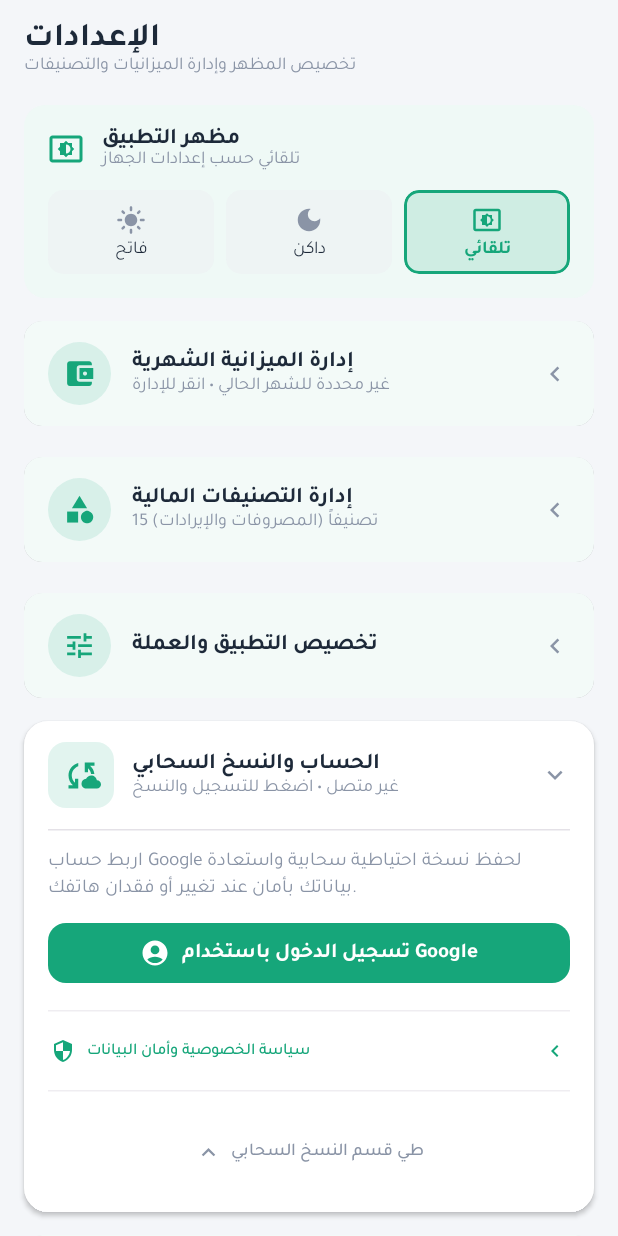
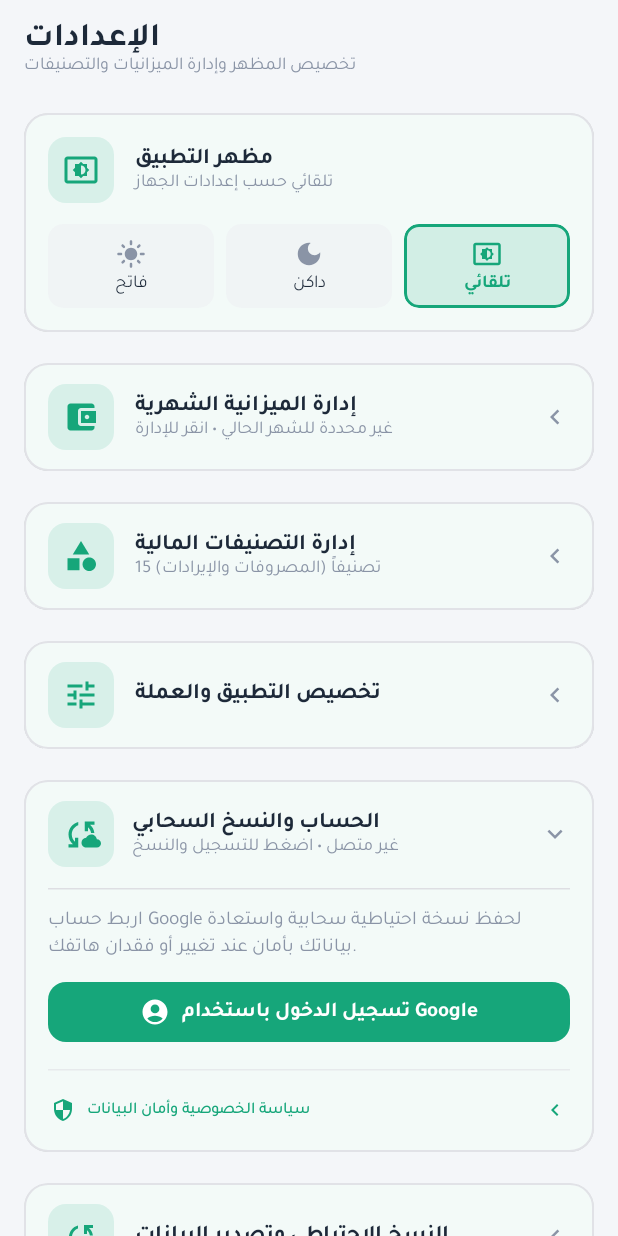
Before and after one commit to mahyobhakeem/Masroof, an Android app built with Jetpack Compose: the composable SettingsScreen shown on its own in the app's theme, after a tap on "الحساب والنسخ السحابي", on a phone screen of 412 x 824 dp. Run offline under Robolectric (Android 15) with nearby library versions, the phone set to English and light mode, and no system bars.

Commit message:
feat(v1.1.0): complete Phase 6 - final release AAB, APK, store listing, and unified settings UX

```diff
--- a/app/build.gradle.kts
+++ b/app/build.gradle.kts
@@ -24,6 +24,7 @@ android {
     release {
       isMinifyEnabled = false
       proguardFiles(getDefaultProguardFile("proguard-android-optimize.txt"), "proguard-rules.pro")
+      signingConfig = signingConfigs.getByName("debug")
     }
   }
   compileOptions {
--- a/app/src/main/kotlin/com/masroofi/app/presentation/components/CloudBackupComponents.kt
+++ b/app/src/main/kotlin/com/masroofi/app/presentation/components/CloudBackupComponents.kt
@@ -2,6 +2,7 @@ package com.masroofi.app.presentation.components
 
 import androidx.compose.animation.AnimatedVisibility
 import androidx.compose.animation.core.animateFloatAsState
+import androidx.compose.foundation.BorderStroke
 import androidx.compose.foundation.background
 import androidx.compose.foundation.clickable
 import androidx.compose.foundation.layout.*
@@ -75,13 +76,16 @@ fun CloudBackupCard(
         }
     }
 
-    Card(
-        modifier = modifier.fillMaxWidth(),
+    Surface(
+        modifier = modifier
+            .fillMaxWidth()
+            .padding(vertical = 5.dp)
+            .clip(RoundedCornerShape(16.dp)),
         shape = RoundedCornerShape(16.dp),
-        colors = CardDefaults.cardColors(
-            containerColor = MaterialTheme.colorScheme.surface
-        ),
-        elevation = CardDefaults.cardElevation(defaultElevation = 2.dp)
+        color = MaterialTheme.colorScheme.surface,
+        tonalElevation = 1.dp,
+        shadowElevation = 0.5.dp,
+        border = BorderStroke(1.dp, MaterialTheme.colorScheme.outlineVariant.copy(alpha = 0.45f))
     ) {
         Column(
             modifier = Modifier.fillMaxWidth()
@@ -399,30 +403,6 @@ fun CloudBackupCard(
                                 modifier = Modifier.size(16.dp)
                             )
                         }
-                    }
-
-                    // زر مخصص في نهاية القسم لطي البطاقة
-                    HorizontalDivider(color = MaterialTheme.colorScheme.outlineVariant.copy(alpha = 0.3f))
-                    TextButton(
-                        onClick = { isExpanded = false },
-                        modifier = Modifier
-                            .fillMaxWidth()
-                            .padding(top = 2.dp),
-                        colors = ButtonDefaults.textButtonColors(
-                            contentColor = MaterialTheme.colorScheme.onSurfaceVariant
-                        )
-                    ) {
-                        Icon(
-                            imageVector = Icons.Default.ExpandLess,
-                            contentDescription = null,
-                            modifier = Modifier.size(18.dp)
-                        )
-                        Spacer(modifier = Modifier.width(6.dp))
-                        Text(
-                            text = "طي قسم النسخ السحابي",
-                            style = MaterialTheme.typography.labelMedium,
-                            fontWeight = FontWeight.Medium
-                        )
                     }
                 }
             }
--- a/app/src/main/kotlin/com/masroofi/app/presentation/components/CommonComponents.kt
+++ b/app/src/main/kotlin/com/masroofi/app/presentation/components/CommonComponents.kt
@@ -2,6 +2,7 @@ package com.masroofi.app.presentation.components
 
 import androidx.compose.animation.AnimatedVisibility
 import androidx.compose.animation.core.animateFloatAsState
+import androidx.compose.foundation.BorderStroke
 import androidx.compose.foundation.background
 import androidx.compose.foundation.clickable
 import androidx.compose.foundation.layout.*
@@ -143,7 +144,7 @@ fun MasroofiTextField(
 }
 
 /**
- * بطاقة قائمة أو عنصر إعدادات مستقل بزوايا 12 ومسافة رأسية 10
+ * بطاقة قائمة أو عنصر إعدادات مستقل بهيكل وتصميم فاخر موحد بزوايا 16 ومسافة رأسية 10
  */
 @Composable
 fun MasroofiItemCard(
@@ -159,12 +160,13 @@ fun MasroofiItemCard(
         modifier = modifier
             .fillMaxWidth()
             .padding(vertical = 5.dp) // لتحقيق مسافة 10dp بين كل بطاقة وأخرى
-            .clip(RoundedCornerShape(12.dp))
+            .clip(RoundedCornerShape(16.dp))
             .then(if (onClick != null) Modifier.clickable { onClick() } else Modifier),
-        shape = RoundedCornerShape(12.dp),
+        shape = RoundedCornerShape(16.dp),
         color = MaterialTheme.colorScheme.surface,
         tonalElevation = 1.dp,
-        shadowElevation = 0.5.dp
+        shadowElevation = 0.5.dp,
+        border = BorderStroke(1.dp, MaterialTheme.colorScheme.outlineVariant.copy(alpha = 0.45f))
     ) {
         Row(
             modifier = Modifier
@@ -172,11 +174,11 @@ fun MasroofiItemCard(
                 .padding(horizontal = 16.dp, vertical = 14.dp),
             verticalAlignment = Alignment.CenterVertically
         ) {
-            // الأيقونة في أقصى اليمين (RTL)
+            // حاوية الأيقونة المربعة بزوايا مستديرة ناعمة موحدة
             Box(
                 modifier = Modifier
-                    .size(42.dp)
-                    .clip(CircleShape)
+                    .size(44.dp)
+                    .clip(RoundedCornerShape(12.dp))
                     .background(iconColor.copy(alpha = 0.12f)),
                 contentAlignment = Alignment.Center
             ) {
@@ -184,7 +186,7 @@ fun MasroofiItemCard(
                     imageVector = icon,
                     contentDescription = null,
                     tint = iconColor,
-                    modifier = Modifier.size(22.dp)
+                    modifier = Modifier.size(24.dp)
                 )
             }
 
@@ -226,7 +228,7 @@ fun MasroofiItemCard(
 }
 
 /**
- * بطاقة قابلة للتوسيع مع عناصر فرعية وخط فاصل
+ * بطاقة قابلة للتوسيع بهيكل وتصميم فاخر موحد مع عناصر فرعية وخط فاصل
  */
 @Composable
 fun MasroofiExpandableCard(
@@ -243,11 +245,12 @@ fun MasroofiExpandableCard(
         modifier = modifier
             .fillMaxWidth()
             .padding(vertical = 5.dp)
-            .clip(RoundedCornerShape(12.dp)),
-        shape = RoundedCornerShape(12.dp),
+            .clip(RoundedCornerShape(16.dp)),
+        shape = RoundedCornerShape(16.dp),
         color = MaterialTheme.colorScheme.surface,
         tonalElevation = 1.dp,
-        shadowElevation = 0.5.dp
+        shadowElevation = 0.5.dp,
+        border = BorderStroke(1.dp, MaterialTheme.colorScheme.outlineVariant.copy(alpha = 0.45f))
     ) {
         Column(modifier = Modifier.fillMaxWidth()) {
             Row(
@@ -257,10 +260,11 @@ fun MasroofiExpandableCard(
                     .padding(horizontal = 16.dp, vertical = 14.dp),
                 verticalAlignment = Alignment.CenterVertically
             ) {
+                // حاوية الأيقونة المربعة بزوايا مستديرة ناعمة موحدة
                 Box(
                     modifier = Modifier
-                        .size(42.dp)
-                        .clip(CircleShape)
+                        .size(44.dp)
+                        .clip(RoundedCornerShape(12.dp))
                         .background(iconColor.copy(alpha = 0.12f)),
                     contentAlignment = Alignment.Center
                 ) {
@@ -268,7 +272,7 @@ fun MasroofiExpandableCard(
                         imageVector = icon,
                         contentDescription = null,
                         tint = iconColor,
-                        modifier = Modifier.size(22.dp)
+                        modifier = Modifier.size(24.dp)
                     )
                 }
 
@@ -299,7 +303,7 @@ fun MasroofiExpandableCard(
                         .padding(horizontal = 16.dp, vertical = 8.dp)
                 ) {
                     HorizontalDivider(
-                        color = MaterialTheme.colorScheme.outline.copy(alpha = 0.5f),
+                        color = MaterialTheme.colorScheme.outlineVariant.copy(alpha = 0.45f),
                         thickness = 1.dp
                     )
                     Spacer(modifier = Modifier.height(10.dp))
--- a/app/src/main/kotlin/com/masroofi/app/presentation/screens/settings/SettingsScreen.kt
+++ b/app/src/main/kotlin/com/masroofi/app/presentation/screens/settings/SettingsScreen.kt
@@ -3,6 +3,7 @@ package com.masroofi.app.presentation.screens.settings
 import android.widget.Toast
 import androidx.activity.compose.rememberLauncherForActivityResult
 import androidx.activity.result.contract.ActivityResultContracts
+import androidx.compose.foundation.BorderStroke
 import androidx.compose.foundation.background
 import androidx.compose.foundation.clickable
 import androidx.compose.foundation.layout.*
@@ -713,15 +714,28 @@ private fun ThemeModeSelectorCard(
     onModeSelect: (ThemeMode) -> Unit
 ) {
     Surface(
-        modifier = Modifier.fillMaxWidth(),
-        shape = RoundedCornerShape(14.dp),
+        modifier = Modifier
+            .fillMaxWidth()
+            .padding(vertical = 5.dp)
+            .clip(RoundedCornerShape(16.dp)),
+        shape = RoundedCornerShape(16.dp),
         color = MaterialTheme.colorScheme.surface,
-        tonalElevation = 2.dp
+        tonalElevation = 1.dp,
+        shadowElevation = 0.5.dp,
+        border = BorderStroke(1.dp, MaterialTheme.colorScheme.outlineVariant.copy(alpha = 0.45f))
     ) {
         Column(modifier = Modifier.padding(16.dp)) {
             Row(
                 modifier = Modifier.fillMaxWidth(),
                 verticalAlignment = Alignment.CenterVertically
+            ) {
+                // حاوية الأيقونة المربعة بزوايا مستديرة ناعمة موحدة
+                Box(
+                    modifier = Modifier
+                        .size(44.dp)
+                        .clip(RoundedCornerShape(12.dp))
+                        .background(PrimaryGreen.copy(alpha = 0.12f)),
+                    contentAlignment = Alignment.Center
                 ) {
                     Icon(
                         imageVector = when (currentMode) {
@@ -730,10 +744,11 @@ private fun ThemeModeSelectorCard(
                             ThemeMode.SYSTEM -> Icons.Default.SettingsBrightness
                         },
                         contentDescription = null,
-                    tint = MaterialTheme.colorScheme.primary,
+                        tint = PrimaryGreen,
                         modifier = Modifier.size(24.dp)
                     )
-                Spacer(modifier = Modifier.width(12.dp))
+                }
+                Spacer(modifier = Modifier.width(14.dp))
                 Column {
                     Text(
                         text = "مظهر التطبيق",
@@ -741,6 +756,7 @@ private fun ThemeModeSelectorCard(
                         fontWeight = FontWeight.Bold,
                         color = MaterialTheme.colorScheme.onSurface
                     )
+                    Spacer(modifier = Modifier.height(2.dp))
                     Text(
                         text = when (currentMode) {
                             ThemeMode.LIGHT -> "الوضع الفاتح مفعل"
--- a/gradle.properties
+++ b/gradle.properties
@@ -11,7 +11,7 @@ systemProp.https.protocols=TLSv1.2,TLSv1.3
 # http://www.gradle.org/docs/current/userguide/build_environment.html
 # Specifies the JVM arguments used for the daemon process.
 # The setting is particularly useful for tweaking memory settings.
-org.gradle.jvmargs=-Xmx2048m -Dfile.encoding=UTF-8
+org.gradle.jvmargs=-Xmx2048m -Dfile.encoding=UTF-8 -Duser.language=en -Duser.country=US -Duser.variant=US
 # Enables Gradle Build Cache.
 # See https://docs.gradle.org/current/userguide/build_cache.html
 org.gradle.caching=true
```
Also changed, not shown: 8 other files. Lines whose indentation alone changed are shown as unchanged.
